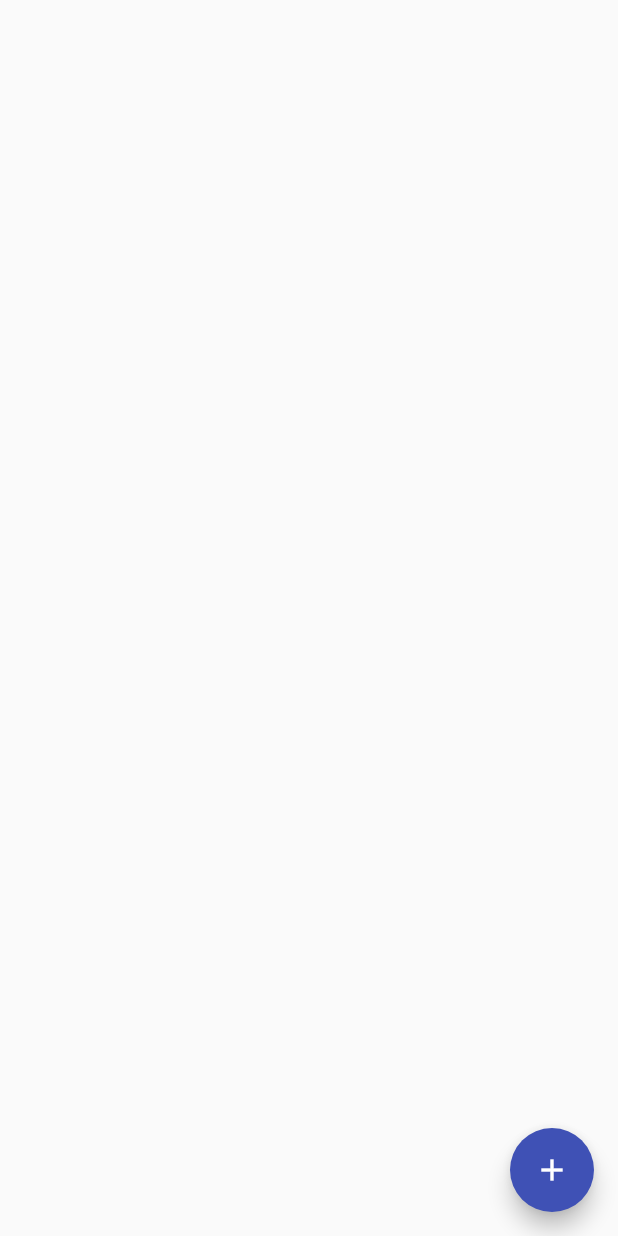
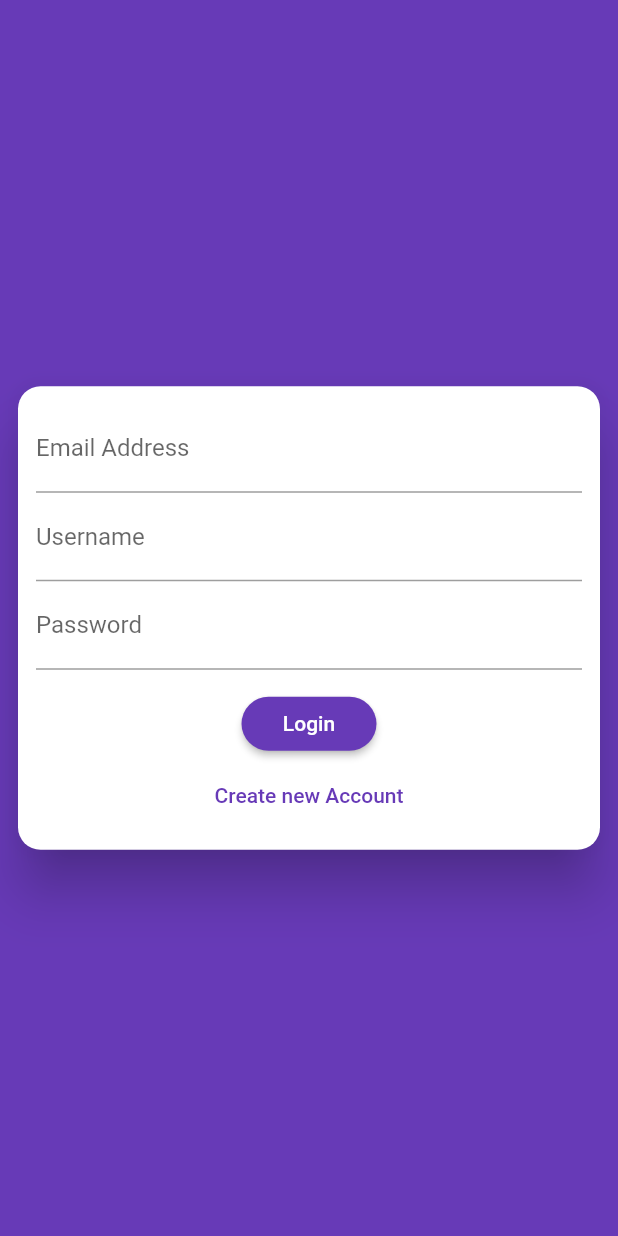
Before and after one commit to marizvi/Flutter_chat_app, a Flutter app: the screen it shows after launch, on a phone screen of 412 x 824 dp. Run offline on Flutter 3.47's test engine with Material 2 defaults, Android fonts, the phone set to English and light mode, and no system bars; our stand-ins replace cloud_firestore, firebase_core; accounts and stored records are empty.

Commit message:
auth screen added

```diff
--- a/lib/main.dart
+++ b/lib/main.dart
@@ -1,3 +1,4 @@
+import 'package:chat_app/screens/auth_screen.dart';
 import 'package:chat_app/screens/chat_screen.dart';
 import 'package:flutter/material.dart';
 import 'package:firebase_core/firebase_core.dart';
@@ -17,8 +18,17 @@ class MyApp extends StatelessWidget {
   Widget build(BuildContext context) {
     return MaterialApp(
       title: 'Flutter Chat',
-      theme: ThemeData(primarySwatch: Colors.indigo),
-      home: Chatscreen(),
+      theme: ThemeData(
+          primarySwatch: Colors.deepPurple,
+          accentColor: Colors.pink,
+          accentColorBrightness: Brightness
+              .dark, // any contrasting colour on this pink should be a bright colour
+          buttonTheme: ButtonTheme.of(context).copyWith(
+              buttonColor: Colors.deepPurple,
+              textTheme: ButtonTextTheme.primary,
+              shape: RoundedRectangleBorder(
+                  borderRadius: BorderRadius.circular(10)))),
+      home: AuthScreeen(),
     );
   }
 }
--- a/lib/screens/auth_screen.dart
+++ b/lib/screens/auth_screen.dart
@@ -0,0 +1,17 @@
+import 'package:chat_app/widget/auth_form.dart';
+import 'package:flutter/material.dart';
+
+class AuthScreeen extends StatefulWidget {
+  @override
+  _AuthScreeenState createState() => _AuthScreeenState();
+}
+
+class _AuthScreeenState extends State<AuthScreeen> {
+  @override
+  Widget build(BuildContext context) {
+    return Scaffold(
+      backgroundColor: Theme.of(context).primaryColor,
+      body: AuthForm(),
+    );
+  }
+}
--- a/lib/screens/chat_screen.dart
+++ b/lib/screens/chat_screen.dart
@@ -10,33 +10,25 @@ class Chatscreen extends StatelessWidget {
       body: StreamBuilder(
         stream: FirebaseFirestore.instance
             .collection('chats/73zO0c4wyXnTNPREyxgA/messages')
-            .snapshots(includeMetadataChanges: true),
+            .snapshots(),
         //AsyncSnapshot<QuerySnapshot> is necessary before streamsnapshots
         builder: (context, AsyncSnapshot<QuerySnapshot> streamSnapshots) {
           if (streamSnapshots.connectionState == ConnectionState.waiting) {
             return Center(child: CircularProgressIndicator());
           }
+          final documents = streamSnapshots.data!.docs;
           return ListView.builder(
-              itemCount: streamSnapshots.data!.docs.length,
+              itemCount: documents.length,
               itemBuilder: (ctx, index) => Container(
                   padding: EdgeInsets.all(8),
-                  child: Text(streamSnapshots.data!.docs[index]['text'])));
+                  child: Text(documents[index]['text'])));
         },
       ),
       floatingActionButton: FloatingActionButton(
         onPressed: () {
-          //for this remember to initialize firebase app in main.dart
           FirebaseFirestore.instance
               .collection('chats/73zO0c4wyXnTNPREyxgA/messages')
-              .snapshots()
-              .listen((data) {
-            print(data.docs);
-            data.docs.forEach((element) {
-              print(element['text']);
-            });
-          });
-          //snapshots returns a Stream means it is going
-          // to emit new values whenever data changes
+              .add({'text': 'This is the hard coded text'});
         },
         child: Icon(Icons.add),
       ),
--- /dev/null
+++ b/lib/widget/auth_form.dart
@@ -0,0 +1,66 @@
+import 'package:flutter/material.dart';
+
+class AuthForm extends StatefulWidget {
+  @override
+  _AuthFormState createState() => _AuthFormState();
+}
+
+class _AuthFormState extends State<AuthForm> {
+  @override
+  Widget build(BuildContext context) {
+    return Center(
+      child: Card(
+        margin: EdgeInsets.all(12),
+        shape: RoundedRectangleBorder(borderRadius: BorderRadius.circular(15)),
+        elevation: 15,
+        child: SingleChildScrollView(
+          child: Padding(
+            padding: EdgeInsets.all(12),
+            child: Form(
+              child: Column(mainAxisSize: MainAxisSize.min, children: [
+                TextFormField(
+                  validator: (value) {
+                    if (value!.isEmpty || !value.contains('@')) {
+                      return 'Please enter a valid email address';
+                    }
+                    return null; //means everything is alright
+                  },
+                  keyboardType: TextInputType.emailAddress,
+                  decoration: InputDecoration(labelText: 'Email Address'),
+                ),
+                TextFormField(
+                  decoration: InputDecoration(labelText: 'Username'),
+                ),
+                TextFormField(
+                  validator: (value) {
+                    //according to firebase password shQud be at least of 7 characters
+                    if (value!.isEmpty || value.length < 8) {
+                      return 'Password must be atleast seven characters';
+                    }
+                    return null; //means everything is alright
+                  },
+                  decoration: InputDecoration(labelText: 'Password'),
+                  obscureText: true, //hide input text entered by user
+                ),
+                SizedBox(
+                  height: 12,
+                ),
+                Container(
+                  width: 90,
+                  child: ElevatedButton(
+                    onPressed: () {},
+                    child: Text('Login'),
+                    style: ElevatedButton.styleFrom(
+                        shape: RoundedRectangleBorder(
+                            borderRadius: BorderRadius.circular(18))),
+                  ),
+                ),
+                TextButton(onPressed: () {}, child: Text('Create new Account'))
+              ]),
+            ),
+          ),
+        ),
+      ),
+    );
+  }
+}
```
